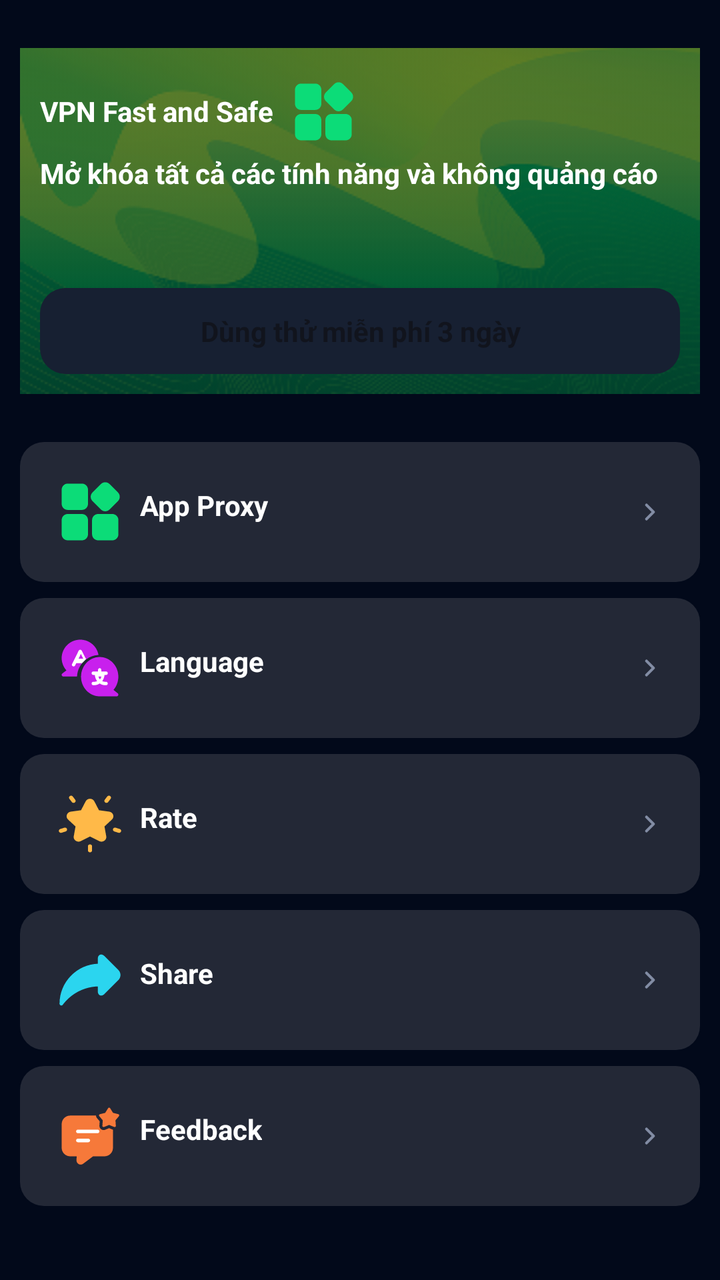
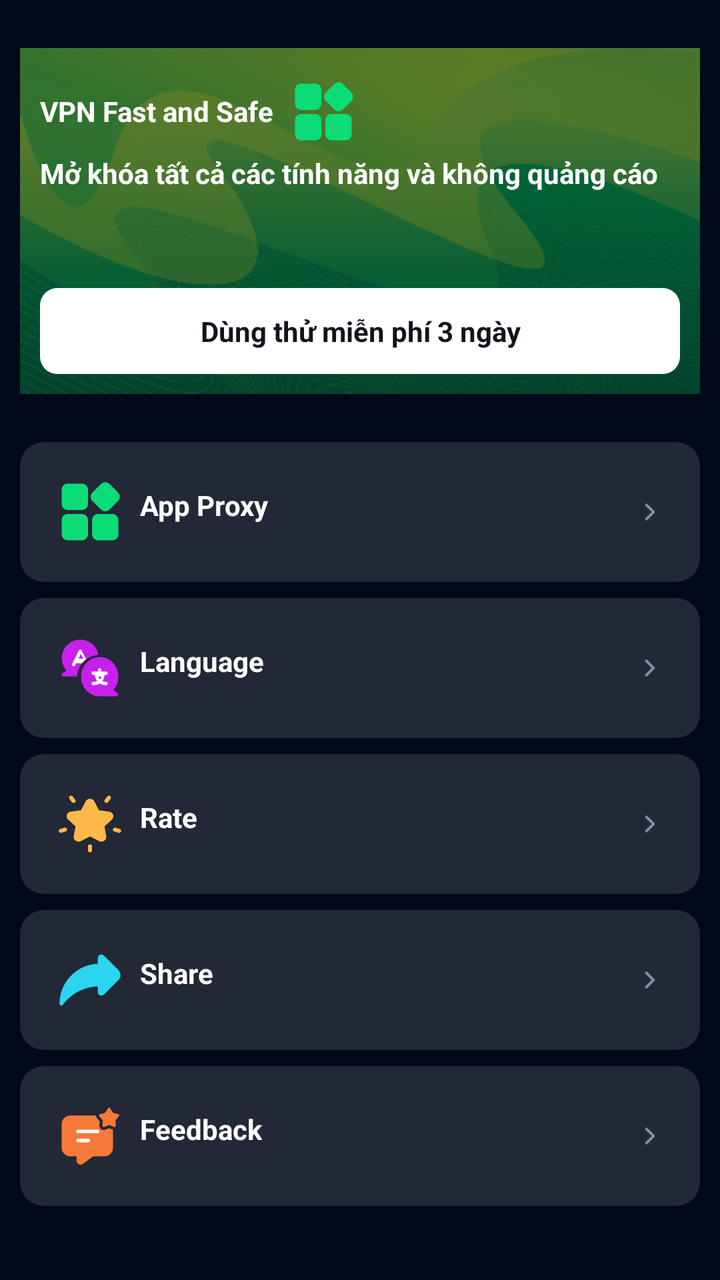

Before-and-after screenshots of an Android layout around one commit, followed by the original layout XML and the change that was made.
<!-- AndroidManifest.xml: application theme Theme.SuperVPN -->
<!-- res/layout/fragment_setting.xml -->
<?xml version="1.0" encoding="utf-8"?>
<androidx.constraintlayout.widget.ConstraintLayout
    xmlns:android="http://schemas.android.com/apk/res/android"
    xmlns:app="http://schemas.android.com/apk/res-auto"
    xmlns:tools="http://schemas.android.com/tools"
    android:layout_width="match_parent"
    android:layout_height="match_parent"
    android:background="@color/backgroundColor2">

    <androidx.constraintlayout.widget.ConstraintLayout
        android:id="@+id/premium"
        android:layout_width="match_parent"
        android:layout_height="173dp"
        android:layout_marginTop="@dimen/margin_24"
        android:layout_marginBottom="@dimen/margin_medium"
        android:background="@drawable/ic_setting_pro_bg"
        android:foreground="?selectableItemBackgroundBorderless"
        app:layout_constraintTop_toTopOf="parent"
        app:layout_constraintStart_toStartOf="parent"
        app:layout_constraintEnd_toEndOf="parent"
        android:layout_marginHorizontal="10dp"
        android:padding="10dp">

        <com.google.android.material.textview.MaterialTextView
            android:id="@+id/tv_pro"
            android:layout_width="wrap_content"
            android:layout_height="wrap_content"
            android:layout_marginTop="@dimen/margin_big"
            android:layout_marginEnd="@dimen/margin_big"
            android:ellipsize="middle"
            android:text="@string/setting_vpn_fast_and_safe"
            android:textStyle="bold"
            android:textColor="@color/white"
            app:layout_constraintTop_toTopOf="parent"
            app:layout_constraintStart_toStartOf="parent"/>

        <androidx.appcompat.widget.AppCompatImageView
            android:id="@+id/ic_pro"
            android:layout_width="@dimen/size_50"
            android:layout_height="@dimen/size_50"
            android:padding="@dimen/margin_medium"
            android:src="@drawable/ic_setting_app_proxy"
            app:layout_constraintBottom_toBottomOf="@+id/tv_pro"
            app:layout_constraintStart_toEndOf="@+id/tv_pro"
            app:layout_constraintTop_toTopOf="@+id/tv_pro" />

        <com.google.android.material.textview.MaterialTextView
            android:id="@+id/tv_pro_desc"
            android:layout_width="wrap_content"
            android:layout_height="wrap_content"
            android:layout_marginTop="@dimen/margin_big"
            android:layout_marginEnd="@dimen/margin_big"
            android:ellipsize="middle"
            android:text="@string/setting_vpn_fast_and_safe_desc"
            android:textStyle="bold"
            android:textColor="@color/white"
            app:layout_constraintStart_toStartOf="@+id/tv_pro"
            app:layout_constraintTop_toBottomOf="@+id/tv_pro"/>

        <com.google.android.material.textview.MaterialTextView
            android:id="@+id/btn_pro"
            android:layout_width="match_parent"
            android:layout_height="wrap_content"
            android:ellipsize="middle"
            android:background="@drawable/bg_radius_12"
            android:text="@string/setting_trial"
            android:textStyle="bold"
            android:padding="@dimen/margin_big"
            android:gravity="center"
            android:textColor="@color/gray_1"
            app:layout_constraintStart_toStartOf="@+id/tv_pro_desc"
            app:layout_constraintBottom_toBottomOf="parent"/>

    </androidx.constraintlayout.widget.ConstraintLayout>

    <androidx.constraintlayout.widget.ConstraintLayout
        android:id="@+id/row_app_proxy"
        android:layout_width="match_parent"
        android:layout_height="wrap_content"
        android:layout_marginTop="@dimen/margin_24"
        android:layout_marginBottom="@dimen/margin_medium"
        android:background="@drawable/bg_setting_items"
        android:foreground="?selectableItemBackgroundBorderless"
        app:layout_constraintTop_toBottomOf="@+id/premium"
        app:layout_constraintStart_toStartOf="parent"
        app:layout_constraintEnd_toEndOf="parent"
        android:layout_marginHorizontal="10dp"
        android:padding="10dp">

        <androidx.appcompat.widget.AppCompatImageView
            android:id="@+id/ic_app_proxy"
            android:layout_width="@dimen/size_50"
            android:layout_height="@dimen/size_50"
            android:padding="@dimen/margin_medium"
            android:src="@drawable/ic_setting_app_proxy"
            app:layout_constraintBottom_toBottomOf="parent"
            app:layout_constraintStart_toStartOf="parent"
            app:layout_constraintTop_toTopOf="parent" />

        <com.google.android.material.textview.MaterialTextView
            android:id="@+id/tv_app_proxy"
            android:layout_width="wrap_content"
            android:layout_height="wrap_content"
            android:layout_marginTop="@dimen/margin_big"
            android:layout_marginEnd="@dimen/margin_big"
            android:ellipsize="middle"
            android:text="@string/setting_app_proxy"
            android:textStyle="bold"
            android:textColor="@color/white"
            app:layout_constraintTop_toTopOf="parent"
            app:layout_constraintStart_toEndOf="@+id/ic_app_proxy"/>

        <androidx.appcompat.widget.AppCompatImageView
            android:id="@+id/btn_action"
            android:layout_width="30dp"
            android:layout_height="30dp"
            android:padding="@dimen/margin_medium"
            android:src="@drawable/ic_setting_right_arrow"
            app:layout_constraintBottom_toBottomOf="parent"
            app:layout_constraintTop_toTopOf="parent"
            app:layout_constraintEnd_toEndOf="parent" />
    </androidx.constraintlayout.widget.ConstraintLayout>

    <androidx.constraintlayout.widget.ConstraintLayout
        android:id="@+id/row_language"
        android:layout_width="match_parent"
        android:layout_height="wrap_content"
        android:layout_marginTop="@dimen/margin_medium"
        android:layout_marginBottom="@dimen/margin_medium"
        android:background="@drawable/bg_setting_items"
        android:foreground="?selectableItemBackgroundBorderless"
        app:layout_goneMarginTop="@dimen/margin_big"
        app:layout_constraintTop_toBottomOf="@+id/row_app_proxy"
        app:layout_constraintStart_toStartOf="parent"
        app:layout_constraintEnd_toEndOf="parent"
        android:layout_marginHorizontal="10dp"
        android:padding="10dp">

        <androidx.appcompat.widget.AppCompatImageView
            android:id="@+id/ic_language"
            android:layout_width="@dimen/size_50"
            android:layout_height="@dimen/size_50"
            android:padding="@dimen/margin_medium"
            android:src="@drawable/ic_setting_language"
            app:layout_constraintBottom_toBottomOf="parent"
            app:layout_constraintStart_toStartOf="parent"
            app:layout_constraintTop_toTopOf="parent" />

        <com.google.android.material.textview.MaterialTextView
            android:id="@+id/tv_language"
            android:layout_width="wrap_content"
            android:layout_height="wrap_content"
            android:layout_marginTop="@dimen/margin_big"
            android:layout_marginEnd="@dimen/margin_big"
            android:ellipsize="middle"
            android:text="@string/setting_language"
            android:textStyle="bold"
            android:textColor="@color/white"
            app:layout_constraintTop_toTopOf="parent"
            app:layout_constraintStart_toEndOf="@+id/ic_language"/>

        <androidx.appcompat.widget.AppCompatImageView
            android:id="@+id/btn_language_action"
            android:layout_width="30dp"
            android:layout_height="30dp"
            android:padding="@dimen/margin_medium"
            android:src="@drawable/ic_setting_right_arrow"
            app:layout_constraintBottom_toBottomOf="parent"
            app:layout_constraintTop_toTopOf="parent"
            app:layout_constraintEnd_toEndOf="parent" />
    </androidx.constraintlayout.widget.ConstraintLayout>

    <androidx.constraintlayout.widget.ConstraintLayout
        android:id="@+id/row_rate"
        android:layout_width="match_parent"
        android:layout_height="wrap_content"
        android:layout_marginTop="@dimen/margin_medium"
        android:layout_marginBottom="@dimen/margin_medium"
        android:background="@drawable/bg_setting_items"
        android:foreground="?selectableItemBackgroundBorderless"
        app:layout_goneMarginTop="@dimen/margin_big"
        app:layout_constraintTop_toBottomOf="@+id/row_language"
        app:layout_constraintStart_toStartOf="parent"
        app:layout_constraintEnd_toEndOf="parent"
        android:layout_marginHorizontal="10dp"
        android:padding="10dp">

        <androidx.appcompat.widget.AppCompatImageView
            android:id="@+id/ic_rate"
            android:layout_width="@dimen/size_50"
            android:layout_height="@dimen/size_50"
            android:padding="@dimen/margin_medium"
            android:src="@drawable/ic_setting_rate"
            app:layout_constraintBottom_toBottomOf="parent"
            app:layout_constraintStart_toStartOf="parent"
            app:layout_constraintTop_toTopOf="parent" />

        <com.google.android.material.textview.MaterialTextView
            android:id="@+id/tv_rate"
            android:layout_width="wrap_content"
            android:layout_height="wrap_content"
            android:layout_marginTop="@dimen/margin_big"
            android:layout_marginEnd="@dimen/margin_big"
            android:ellipsize="middle"
            android:text="@string/setting_rate"
            android:textStyle="bold"
            android:textColor="@color/white"
            app:layout_constraintTop_toTopOf="parent"
            app:layout_constraintStart_toEndOf="@+id/ic_rate"/>

        <androidx.appcompat.widget.AppCompatImageView
            android:id="@+id/btn_rate_action"
            android:layout_width="30dp"
            android:layout_height="30dp"
            android:padding="@dimen/margin_medium"
            android:src="@drawable/ic_setting_right_arrow"
            app:layout_constraintBottom_toBottomOf="parent"
            app:layout_constraintTop_toTopOf="parent"
            app:layout_constraintEnd_toEndOf="parent" />
    </androidx.constraintlayout.widget.ConstraintLayout>

    <androidx.constraintlayout.widget.ConstraintLayout
        android:id="@+id/row_share"
        android:layout_width="match_parent"
        android:layout_height="wrap_content"
        android:layout_marginTop="@dimen/margin_medium"
        android:layout_marginBottom="@dimen/margin_medium"
        android:background="@drawable/bg_setting_items"
        android:foreground="?selectableItemBackgroundBorderless"
        app:layout_goneMarginTop="@dimen/margin_big"
        app:layout_constraintTop_toBottomOf="@+id/row_rate"
        app:layout_constraintStart_toStartOf="parent"
        app:layout_constraintEnd_toEndOf="parent"
        android:layout_marginHorizontal="10dp"
        android:padding="10dp">

        <androidx.appcompat.widget.AppCompatImageView
            android:id="@+id/ic_share"
            android:layout_width="@dimen/size_50"
            android:layout_height="@dimen/size_50"
            android:padding="@dimen/margin_medium"
            android:src="@drawable/ic_setting_share"
            app:layout_constraintBottom_toBottomOf="parent"
            app:layout_constraintStart_toStartOf="parent"
            app:layout_constraintTop_toTopOf="parent" />

        <com.google.android.material.textview.MaterialTextView
            android:id="@+id/tv_share"
            android:layout_width="wrap_content"
            android:layout_height="wrap_content"
            android:layout_marginTop="@dimen/margin_big"
            android:layout_marginEnd="@dimen/margin_big"
            android:ellipsize="middle"
            android:text="@string/setting_share"
            android:textStyle="bold"
            android:textColor="@color/white"
            app:layout_constraintTop_toTopOf="parent"
            app:layout_constraintStart_toEndOf="@+id/ic_share"/>

        <androidx.appcompat.widget.AppCompatImageView
            android:id="@+id/btn_share_action"
            android:layout_width="30dp"
            android:layout_height="30dp"
            android:padding="@dimen/margin_medium"
            android:src="@drawable/ic_setting_right_arrow"
            app:layout_constraintBottom_toBottomOf="parent"
            app:layout_constraintTop_toTopOf="parent"
            app:layout_constraintEnd_toEndOf="parent" />
    </androidx.constraintlayout.widget.ConstraintLayout>

    <androidx.constraintlayout.widget.ConstraintLayout
        android:id="@+id/row_feedback"
        android:layout_width="match_parent"
        android:layout_height="wrap_content"
        android:layout_marginTop="@dimen/margin_medium"
        android:layout_marginBottom="@dimen/margin_medium"
        android:background="@drawable/bg_setting_items"
        android:foreground="?selectableItemBackgroundBorderless"
        app:layout_goneMarginTop="@dimen/margin_big"
        app:layout_constraintTop_toBottomOf="@+id/row_share"
        app:layout_constraintStart_toStartOf="parent"
        app:layout_constraintEnd_toEndOf="parent"
        android:layout_marginHorizontal="10dp"
        android:padding="10dp">

        <androidx.appcompat.widget.AppCompatImageView
            android:id="@+id/ic_feedback"
            android:layout_width="@dimen/size_50"
            android:layout_height="@dimen/size_50"
            android:padding="@dimen/margin_medium"
            android:src="@drawable/ic_setting_feedback"
            app:layout_constraintBottom_toBottomOf="parent"
            app:layout_constraintStart_toStartOf="parent"
            app:layout_constraintTop_toTopOf="parent" />

        <com.google.android.material.textview.MaterialTextView
            android:id="@+id/tv_feedback"
            android:layout_width="wrap_content"
            android:layout_height="wrap_content"
            android:layout_marginTop="@dimen/margin_big"
            android:layout_marginEnd="@dimen/margin_big"
            android:ellipsize="middle"
            android:text="@string/setting_feedback"
            android:textStyle="bold"
            android:textColor="@color/white"
            app:layout_constraintTop_toTopOf="parent"
            app:layout_constraintStart_toEndOf="@+id/ic_feedback"/>

        <androidx.appcompat.widget.AppCompatImageView
            android:id="@+id/btn_feedback_action"
            android:layout_width="30dp"
            android:layout_height="30dp"
            android:padding="@dimen/margin_medium"
            android:src="@drawable/ic_setting_right_arrow"
            app:layout_constraintBottom_toBottomOf="parent"
            app:layout_constraintTop_toTopOf="parent"
            app:layout_constraintEnd_toEndOf="parent" />
    </androidx.constraintlayout.widget.ConstraintLayout>

    <FrameLayout
        android:id="@+id/frame_container"
        android:layout_width="match_parent"
        android:layout_height="match_parent"
        app:layout_constraintBottom_toBottomOf="parent"
        app:layout_constraintTop_toTopOf="parent"
        app:layout_constraintStart_toStartOf="parent"
        app:layout_constraintEnd_toEndOf="parent"
        app:layout_constraintVertical_bias="0.0"
        app:layout_constraintVertical_weight="1"
        tools:layout_editor_absoluteX="-138dp" />

    <ProgressBar
        android:id="@+id/progress"
        android:layout_width="30dp"
        android:layout_height="30dp"
        app:layout_constraintBottom_toBottomOf="parent"
        app:layout_constraintTop_toTopOf="parent"
        app:layout_constraintStart_toStartOf="parent"
        app:layout_constraintEnd_toEndOf="parent"
        android:visibility="gone"
        />

</androidx.constraintlayout.widget.ConstraintLayout>
<!-- resources referenced by this layout -->
<resources>
  <color name="backgroundColor2">#02091A</color>
  <color name="gray_1">#11141D</color>
  <color name="white">#FFFFFFFF</color>
  <dimen name="margin_24">24dp</dimen>
  <dimen name="margin_big">12dp</dimen>
  <dimen name="margin_medium">8dp</dimen>
  <dimen name="size_50">50dp</dimen>
  <!-- drawable bg_radius_12 (drawable) -->
  <?xml version="1.0" encoding="utf-8"?>
  <shape xmlns:android="http://schemas.android.com/apk/res/android"
      android:shape="rectangle">
      <solid android:color="@color/itemBackground" />
      <corners android:radius="@dimen/size12" />
  </shape>
  <!-- drawable bg_setting_items (drawable) -->
  <?xml version="1.0" encoding="utf-8"?>
  <shape xmlns:android="http://schemas.android.com/apk/res/android" android:shape="rectangle">
      <corners android:radius="@dimen/margin_big"/>
      <solid android:color="#232836"/>
  </shape>
  <!-- drawable ic_setting_right_arrow (drawable) -->
  <vector xmlns:android="http://schemas.android.com/apk/res/android"
      android:width="20dp"
      android:height="20dp"
      android:viewportWidth="20"
      android:viewportHeight="20">
    <path
        android:pathData="M7.5,15L12.5,10L7.5,5"
        android:strokeLineJoin="round"
        android:strokeWidth="2"
        android:fillColor="#00000000"
        android:strokeColor="#828CA4"
        android:strokeLineCap="round"/>
  </vector>
  <string name="setting_app_proxy">App Proxy</string>
  <string name="setting_feedback">Feedback</string>
  <string name="setting_language">Language</string>
  <string name="setting_rate">Rate</string>
  <string name="setting_share">Share</string>
  <string name="setting_trial">Dùng thử miễn phí 3 ngày</string>
  <string name="setting_vpn_fast_and_safe">VPN Fast and Safe</string>
  <string name="setting_vpn_fast_and_safe_desc">Mở khóa tất cả các tính năng và không quảng cáo</string>
  <style name="Theme.SuperVPN" parent="Theme.AppCompat.Light.NoActionBar">
          <item name="android:windowFullscreen">true</item>
          
          <item name="textAppearanceHeadline3">@style/App_TextAppearanceTitle1</item>
          <item name="textAppearanceHeadline4">@style/App_TextAppearanceTitle2</item>
  
          <item name="textAppearanceBody1">@style/App_TextAppearanceBody1</item>
          <item name="textAppearanceBody2">@style/App_TextAppearanceBody2</item>
      </style>
  <color name="itemBackground">#172032</color>
  <dimen name="size12">12.8dp</dimen>
  <style name="App_TextAppearanceTitle1" parent="TextAppearance.AppCompat.Title">
          <item name="fontFamily">@font/inter_bold</item>
          <item name="android:textSize">22sp</item>
          <item name="android:textColor">@color/white</item>
          <item name="android:includeFontPadding">false</item>
      </style>
  <style name="App_TextAppearanceTitle2" parent="TextAppearance.AppCompat.Title">
          <item name="fontFamily">@font/inter_bold</item>
          <item name="android:textSize">16sp</item>
          <item name="android:textColor">@color/successColor</item>
          <item name="android:includeFontPadding">false</item>
      </style>
  <style name="App_TextAppearanceBody1" parent="TextAppearance.AppCompat.Title">
          <item name="fontFamily">@font/inter_bold</item>
          <item name="android:textSize">16sp</item>
          <item name="android:textColor">@color/white</item>
          <item name="android:includeFontPadding">false</item>
      </style>
  <style name="App_TextAppearanceBody2" parent="TextAppearance.AppCompat.Title">
          <item name="fontFamily">@font/inter_bold</item>
          <item name="android:textSize">14sp</item>
          <item name="android:textStyle">normal</item>
          <item name="android:textColor">@color/white</item>
          <item name="android:includeFontPadding">false</item>
      </style>
  <color name="successColor">#0FDD54</color>
  <!-- unchanged entries left out for length: 6 -->
</resources>

<!-- the commit's change to res/layout/fragment_setting.xml (unified diff, before → after) -->
@@ -62,7 +62,7 @@
             android:layout_width="match_parent"
             android:layout_height="wrap_content"
             android:ellipsize="middle"
-            android:background="@drawable/bg_radius_12"
+            android:background="@drawable/bg_3_day_trial"
             android:text="@string/setting_trial"
             android:textStyle="bold"
             android:padding="@dimen/margin_big"
@@ -335,6 +335,7 @@
         android:layout_height="30dp"
         app:layout_constraintBottom_toBottomOf="parent"
         app:layout_constraintTop_toTopOf="parent"
+        android:indeterminateTint="@color/white"
         app:layout_constraintStart_toStartOf="parent"
         app:layout_constraintEnd_toEndOf="parent"
         android:visibility="gone"
<!-- resource entries referenced after the edit -->
@@ -7,12 +7,11 @@
   <dimen name="margin_big">12dp</dimen>
   <dimen name="margin_medium">8dp</dimen>
   <dimen name="size_50">50dp</dimen>
-  <!-- drawable bg_radius_12 (drawable) -->
+  <!-- drawable bg_3_day_trial (drawable) -->
   <?xml version="1.0" encoding="utf-8"?>
-  <shape xmlns:android="http://schemas.android.com/apk/res/android"
-      android:shape="rectangle">
-      <solid android:color="@color/itemBackground" />
-      <corners android:radius="@dimen/size12" />
+  <shape android:shape="rectangle" xmlns:android="http://schemas.android.com/apk/res/android">
+      <solid android:color="@color/white"/>
+      <corners android:radius="@dimen/size8"/>
   </shape>
   <!-- drawable bg_setting_items (drawable) -->
   <?xml version="1.0" encoding="utf-8"?>
@@ -51,8 +50,7 @@
           <item name="textAppearanceBody1">@style/App_TextAppearanceBody1</item>
           <item name="textAppearanceBody2">@style/App_TextAppearanceBody2</item>
       </style>
-  <color name="itemBackground">#172032</color>
-  <dimen name="size12">12.8dp</dimen>
+  <dimen name="size8">8.5333dp</dimen>
   <style name="App_TextAppearanceTitle1" parent="TextAppearance.AppCompat.Title">
           <item name="fontFamily">@font/inter_bold</item>
           <item name="android:textSize">22sp</item>
